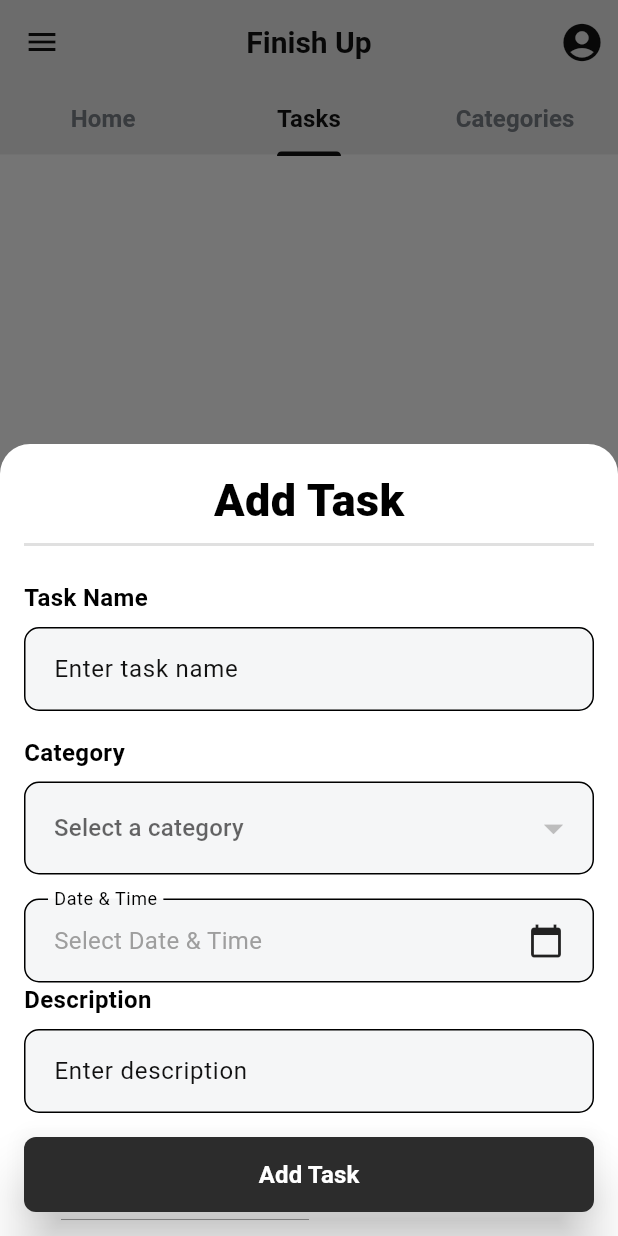
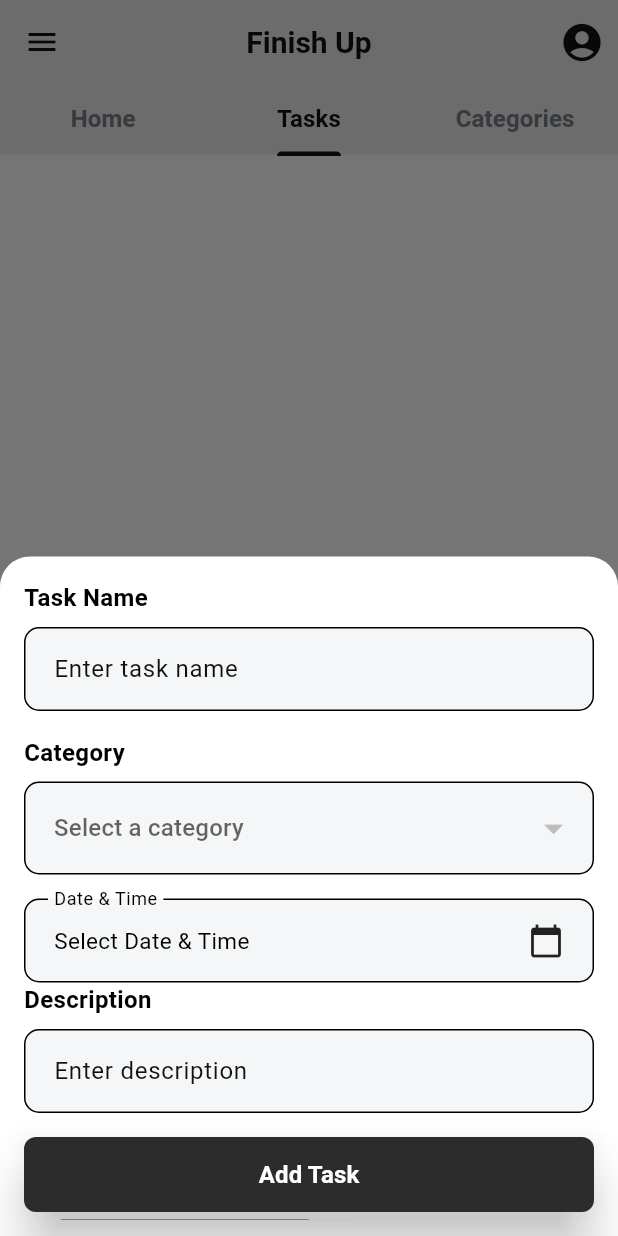
Before and after one commit to xon-nate/finish_up_app, a Flutter app: the screen it shows after launch, tab 2 chosen, after a tap on the "add" icon, on a phone screen of 412 x 824 dp. Run offline on Flutter 3.47's test engine with Material 2 defaults, Android fonts, the phone set to English and light mode, and no system bars; our stand-ins replace cloud_firestore, dartz, firebase_core, flutter_riverpod, go_router, shimmer and 1 more; accounts and stored records are empty; generated files the repository leaves out were written again; Roboto replaces fonts that are missing (Kumbh).

Commit message:
fix: minor changes

```diff
--- a/lib/features/todo/presentation/screens/add_todo.dart
+++ b/lib/features/todo/presentation/screens/add_todo.dart
@@ -33,29 +33,81 @@ class _AddTodoBottomSheetState extends ConsumerState<AddTodoBottomSheet> {
       child: Container(
         padding: const EdgeInsets.all(16),
         child: SingleChildScrollView(
-          child: Form(
+          child: TodoForm(
+            formKey: formKey,
+            taskNameController: taskNameController,
+            descriptionController: descriptionController,
+            dateTimeController: dateTimeController,
+            categories: categories,
+            selectedCategory: selectedCategory,
+            onCategoryChanged: (category) {
+              selectedCategory = category;
+            },
+            onDateSaved: (dateTime) {
+              dateTimeController.value = dateTime;
+            },
+            onSavePressed: () {
+              if (formKey.currentState != null &&
+                  formKey.currentState!.validate()) {
+                final Todo newTodo = Todo(
+                  id: DateTime.now().toString(),
+                  isDone: false,
+                  dueDate: dateTimeController.value,
+                  description: descriptionController.text,
+                  title: taskNameController.text,
+                  categoryId: selectedCategory!.id,
+                );
+                ref.read(todosListState.notifier).addTodo(newTodo);
+                Navigator.of(context).pop();
+              }
+            },
+          ),
+        ),
+      ),
+    );
+  }
+}
+
+class TodoForm extends StatefulWidget {
+  final GlobalKey<FormState> formKey;
+  final TextEditingController taskNameController;
+  final TextEditingController descriptionController;
+  final DateTimeController dateTimeController;
+  final List<Category> categories;
+  Category? selectedCategory;
+  final Function(Category?) onCategoryChanged;
+  final Function(DateTime?) onDateSaved;
+  final Function() onSavePressed;
+
+  TodoForm({
+    super.key,
+    required this.formKey,
+    required this.taskNameController,
+    required this.descriptionController,
+    required this.dateTimeController,
+    required this.categories,
+    required this.selectedCategory,
+    required this.onCategoryChanged,
+    required this.onDateSaved,
+    required this.onSavePressed,
+  });
+
+  @override
+  TodoFormState createState() => TodoFormState();
+}
+
+class TodoFormState extends State<TodoForm> {
+  @override
+  Widget build(BuildContext context) {
+    return Form(
       autovalidateMode: AutovalidateMode.onUserInteraction,
-            key: formKey,
+      key: widget.formKey,
       child: Column(
         children: [
-                const Text(
-                  'Add Task',
-                  style: TextStyle(
-                    fontSize: 30,
-                    fontWeight: FontWeight.w900,
-                  ),
-                ),
-                Divider(
-                  thickness: 2,
-                  color: Colors.grey[300],
-                ),
-                const SizedBox(
-                  height: 16,
-                ),
           LabeledInputWidget(
             label: 'Task Name',
             inputWidget: TextFormField(
-                    controller: taskNameController,
+              controller: widget.taskNameController,
               decoration: const InputDecoration(
                 hintText: 'Enter task name',
               ),
@@ -72,45 +124,34 @@ class _AddTodoBottomSheetState extends ConsumerState<AddTodoBottomSheet> {
             inputWidget: DropdownButtonFormField<Category>(
               iconSize: 30,
               isExpanded: true,
-                    //ceneter dropdown items
               menuMaxHeight: MediaQuery.sizeOf(context).height / 3,
-                    //change color of scroll bar
-
-                    dropdownColor: Colors.grey[300],
-                    validator: (value) {
-                      if (value == null) {
-                        return 'Please select a category';
-                      }
-                      return null;
-                    },
-                    decoration: const InputDecoration(
-                      hintText: 'Select a category',
-                    ),
-                    items: categories.map((category) {
+              decoration: const InputDecoration(hintText: 'Select a category'),
+              items: widget.categories.map((category) {
                 return DropdownMenuItem<Category>(
                   value: category,
                   child: Text(category.name),
                 );
               }).toList(),
-                    // value: selectedCategory,
-                    onChanged: (Category? value) {
-                      if (value != null) {
+              value:
+                  widget.selectedCategory, // Use the selected category variable
+              onChanged: (Category? category) {
                 setState(() {
-                          selectedCategory = value;
+                  widget.selectedCategory =
+                      category; // Update the selected category
                 });
+                widget.onCategoryChanged(category);
+              },
+              validator: (selectedCategory) {
+                // Add validator function
+                if (selectedCategory == null) {
+                  return 'Please select a category';
                 }
+                return null;
               },
             ),
           ),
-                // PickDateTimeWidget(
-                //   dateTimeController: dateTimeController,
-                //   formKey: formKey,
-                // ),
           DateTimeFormField(
-                  onSaved: (dateTime) {
-                    dateTimeController.value = dateTime;
-                    debugPrint('Date Time: ${dateTimeController.value}');
-                  },
+            onSaved: widget.onDateSaved,
             validator: (dateTime) {
               if (dateTime == null) {
                 return 'Please select a date & time';
@@ -121,7 +162,7 @@ class _AddTodoBottomSheetState extends ConsumerState<AddTodoBottomSheet> {
           LabeledInputWidget(
             label: 'Description',
             inputWidget: TextFormField(
-                    controller: descriptionController,
+              controller: widget.descriptionController,
               decoration: const InputDecoration(
                 hintText: 'Enter description',
               ),
@@ -134,32 +175,9 @@ class _AddTodoBottomSheetState extends ConsumerState<AddTodoBottomSheet> {
             ),
           ),
           CenteredCallToActionButton(
-                  onPressed: () async {
-                    if (formKey.currentState!.validate()) {
-                      formKey.currentState!.save(); // This triggers onSaved
-
-                      debugPrint('Task Name: ${taskNameController.text}');
-                      debugPrint('Description: ${descriptionController.text}');
-                      debugPrint('Due Date: ${dateTimeController.value}');
-                      debugPrint('Category: $selectedCategory');
-
-                      Todo newTodo = Todo(
-                        id: DateTime.now().toString(),
-                        isDone: false,
-                        dueDate: dateTimeController.value,
-                        description: descriptionController.text,
-                        title: taskNameController.text,
-                        categoryId: selectedCategory!.id,
-                      );
-                      ref.read(todosListState.notifier).addTodo(newTodo);
-                      Navigator.of(context).pop();
-                    }
-                  },
+            onPressed: widget.onSavePressed,
           ),
         ],
-            ),
-          ),
-        ),
       ),
     );
   }
--- a/lib/features/todo/presentation/screens/home_screen.dart
+++ b/lib/features/todo/presentation/screens/home_screen.dart
@@ -6,6 +6,7 @@ import 'package:shimmer/shimmer.dart';
 import '../../../category/domain/entities/category.dart';
 import '../providers/todo_controller.dart';
 import '../widgets/todo_item.dart';
+import '../widgets/todo_item_shimmer.dart';
 import 'add_todo.dart';
 
 class HomeScreen extends ConsumerWidget {
@@ -106,7 +107,7 @@ class HomeScreen extends ConsumerWidget {
 }
 
 class TodoList extends StatelessWidget {
-  const TodoList({super.key});
+  const TodoList({Key? key}) : super(key: key);
 
   @override
   Widget build(BuildContext context) {
@@ -114,24 +115,50 @@ class TodoList extends StatelessWidget {
       builder: (context, ref, child) {
         final todos = ref.watch(todosListState).todos;
 
-        return ListView.builder(
+        return todos.isEmpty
+            //if empty return msg that says no tasks yet, add here and hsows an arrow towards the floating action button
+            ? const Center(
+                child: Column(
+                  mainAxisAlignment: MainAxisAlignment.center,
+                  children: [
+                    Text(
+                      'No tasks yet',
+                      style: TextStyle(
+                        fontSize: 20,
+                        fontWeight: FontWeight.w700,
+                        color: Color(0xFF111111),
+                      ),
+                    ),
+                    SizedBox(height: 10),
+                    Text(
+                      'Add a task to get started',
+                      style: TextStyle(
+                        fontSize: 16,
+                        fontWeight: FontWeight.w600,
+                        color: Color(0xFF7B8088),
+                      ),
+                    ),
+                  ],
+                ),
+              )
+            : ListView.builder(
                 physics: const ClampingScrollPhysics(),
                 shrinkWrap: true,
                 itemCount: todos.length,
                 itemBuilder: (_, index) {
                   final todo = todos[index];
-            final categoryFuture =
-                ref.watch(categoryListModel).getCategoryById(todo.categoryId);
+                  final categoryFuture = ref
+                      .watch(categoryListModel)
+                      .getCategoryById(todo.categoryId);
 
                   return FutureBuilder<Category>(
                     future: categoryFuture,
                     builder: (context, snapshot) {
                       if (snapshot.connectionState == ConnectionState.waiting) {
-                  // Return shimmer widget here
-                  return const TodoItemShimmer();
+                        // Return shimmer widget here while loading the category
+                        return const TodoListShimmer();
                       } else if (snapshot.hasError) {
                         // Handle error state
-
                         return Text('Error: ${snapshot.error}');
                       } else {
                         final category = snapshot.data;
@@ -156,17 +183,18 @@ class TodoList extends StatelessWidget {
   }
 }
 
-class TodoItemShimmer extends StatelessWidget {
-  const TodoItemShimmer({super.key});
+class TodoListShimmer extends StatelessWidget {
+  const TodoListShimmer({Key? key}) : super(key: key);
 
   @override
   Widget build(BuildContext context) {
-    return Shimmer.fromColors(
-      baseColor: Colors.grey[300]!,
-      highlightColor: Colors.grey[100]!,
-      child: const SizedBox(
-        height: 100, // Adjust the height as needed
-      ),
+    return ListView.builder(
+      physics: const ClampingScrollPhysics(),
+      shrinkWrap: true,
+      itemCount: 4, // Show 4 shimmer placeholders
+      itemBuilder: (_, __) {
+        return const TodoItemShimmer();
+      },
     );
   }
 }
--- a/lib/features/todo/presentation/widgets/pick_date_time_widget.dart
+++ b/lib/features/todo/presentation/widgets/pick_date_time_widget.dart
@@ -219,10 +219,10 @@ class DateTimeFormField extends FormField<DateTime> {
                       state.value != null
                           ? DateFormat('yyyy-MM-dd HH:mm').format(state.value!)
                           : 'Select Date & Time',
-                      style: TextStyle(
-                        fontSize: 16.0,
+                      style: const TextStyle(
+                        fontSize: 15.0,
                         fontWeight: FontWeight.normal,
-                        color: state.value != null ? Colors.black : Colors.grey,
+                        color: Colors.black,
                       ),
                     ),
                     const Icon(Icons.calendar_today),
```
Also changed, not shown: lib/features/todo/presentation/screens/edit_todo.dart (+2 -7 lines), lib/features/todo/presentation/widgets/todo_item_shimmer.dart (+54 -41 lines). Lines whose indentation alone changed are shown as unchanged.
